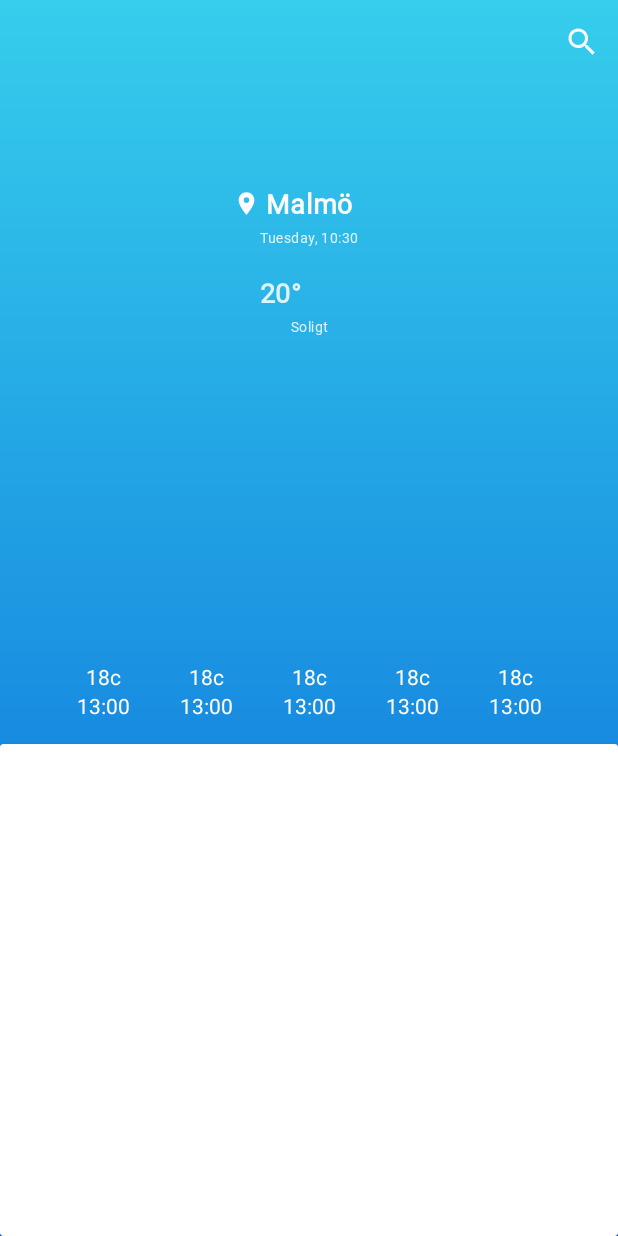
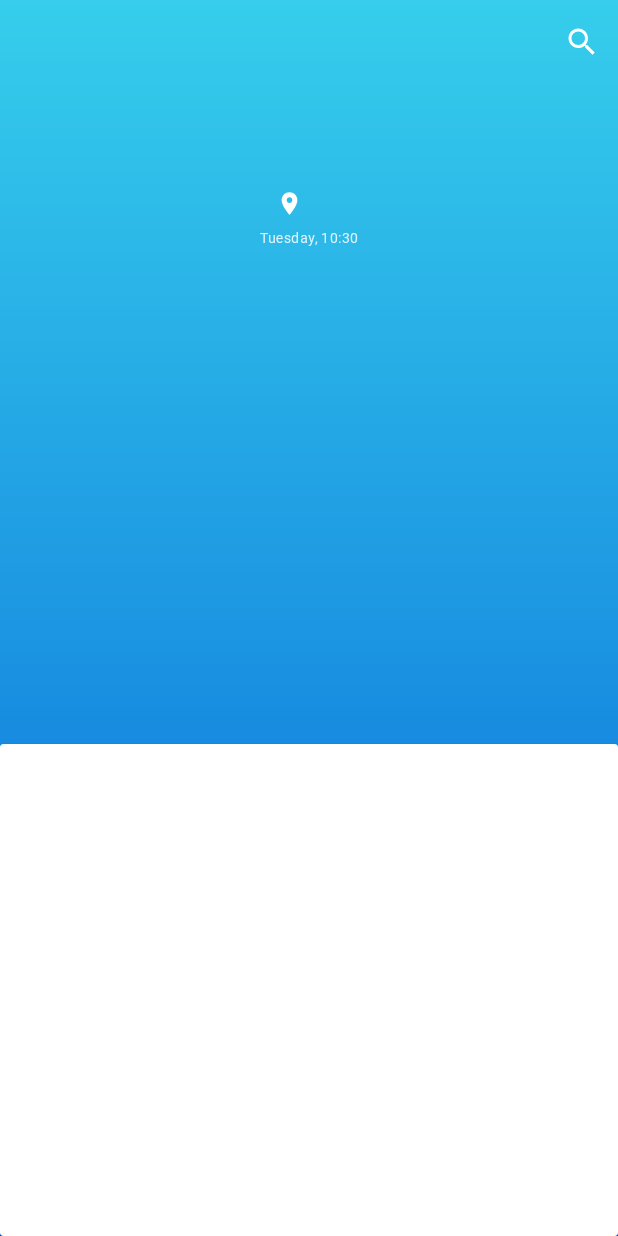
Before and after one commit to MrBenjoo/WeatherApp, an Android app: the DayWeatherFragment screen opened through its navigation route, on a phone screen of 412 x 824 dp. Run offline under Robolectric (Android 15) with nearby library versions, the phone set to English and light mode, and no system bars; libraries missing offline, so code that uses them is left out: com.androidadvance.topsnackbar; 3 statements that could not run were skipped.

Commit message:
style(layout): change to tools:text

```diff
--- a/app/src/main/res/layout/fragment_day_weather.xml
+++ b/app/src/main/res/layout/fragment_day_weather.xml
@@ -11,7 +11,7 @@
         android:id="@+id/tv_day_weather_city"
         android:layout_width="wrap_content"
         android:layout_height="wrap_content"
-        android:text="Malmö"
+        tools:text="Malmö"
         android:textColor="@color/colorPrimary"
         android:textAppearance="@style/CustomTextAppearance.MaterialComponents.Headline6"
         app:layout_constraintEnd_toEndOf="parent"
@@ -23,7 +23,7 @@
         android:layout_width="wrap_content"
         android:layout_height="wrap_content"
         android:layout_marginTop="@dimen/margin_4"
-        android:text="Torsdag, 13:00"
+        tools:text="Torsdag, 13:00"
         android:textColor="@color/colorPrimaryTransparency"
         android:textAppearance="@style/CustomTextAppearance.SecondaryText.Body2"
         app:layout_constraintEnd_toEndOf="@+id/tv_day_weather_city"
@@ -35,7 +35,7 @@
         android:layout_width="wrap_content"
         android:layout_height="wrap_content"
         android:layout_marginTop="@dimen/margin_18"
-        android:text="20°"
+        tools:text="20°"
         android:textColor="@color/colorPrimaryTransparency"
         android:textAppearance="@style/CustomTextAppearance.MaterialComponents.Headline6"
         app:layout_constraintStart_toStartOf="@+id/tv_weather_day_time"
@@ -46,7 +46,7 @@
         android:layout_width="wrap_content"
         android:layout_height="wrap_content"
         android:layout_marginTop="@dimen/margin_4"
-        android:text="Soligt"
+        tools:text="Soligt"
         android:textColor="@color/colorPrimaryTransparency"
         android:textAppearance="@style/CustomTextAppearance.SecondaryText.Body2"
         app:layout_constraintEnd_toEndOf="@+id/img_day_weather_symbol"
@@ -176,7 +176,7 @@
         android:id="@+id/tv_day_weather_lottie_temp_1"
         android:layout_width="wrap_content"
         android:layout_height="wrap_content"
-        android:text="18c"
+        tools:text="18c"
         android:textColor="@color/colorPrimary"
         app:layout_constraintBottom_toTopOf="@+id/tv_day_weather_lottie_time_1"
         app:layout_constraintEnd_toEndOf="@+id/lottie_day_weather_1"
@@ -187,7 +187,7 @@
         android:layout_width="wrap_content"
         android:layout_height="wrap_content"
         android:textColor="@color/colorPrimary"
-        android:text="18c"
+        tools:text="18c"
         app:layout_constraintEnd_toEndOf="@+id/lottie_day_weather_2"
         app:layout_constraintStart_toStartOf="@+id/lottie_day_weather_2"
         app:layout_constraintTop_toTopOf="@+id/tv_day_weather_lottie_temp_1" />
@@ -195,7 +195,7 @@
     <TextView
         android:id="@+id/tv_day_weather_lottie_temp_3"
         android:layout_width="wrap_content"
-        android:text="18c"
+        tools:text="18c"
         android:textColor="@color/colorPrimary"
         android:layout_height="wrap_content"
         app:layout_constraintEnd_toEndOf="@+id/lottie_day_weather_3"
@@ -206,7 +206,7 @@
         android:id="@+id/tv_day_weather_lottie_temp_4"
         android:layout_width="wrap_content"
         android:textColor="@color/colorPrimary"
-        android:text="18c"
+        tools:text="18c"
         android:layout_height="wrap_content"
         app:layout_constraintEnd_toEndOf="@+id/lottie_day_weather_4"
         app:layout_constraintStart_toStartOf="@+id/lottie_day_weather_4"
@@ -215,7 +215,7 @@
     <TextView
         android:id="@+id/tv_day_weather_lottie_temp_5"
         android:layout_width="wrap_content"
-        android:text="18c"
+        tools:text="18c"
         android:textColor="@color/colorPrimary"
         android:layout_height="wrap_content"
         app:layout_constraintEnd_toEndOf="@+id/lottie_day_weather_5"
@@ -225,7 +225,7 @@
     <TextView
         android:id="@+id/tv_day_weather_lottie_time_1"
         android:layout_width="wrap_content"
-        android:text="13:00"
+        tools:text="13:00"
         android:textColor="@color/colorPrimary"
         android:layout_height="wrap_content"
         android:layout_marginBottom="16dp"
@@ -236,7 +236,7 @@
     <TextView
         android:id="@+id/tv_day_weather_lottie_time_2"
         android:layout_width="wrap_content"
-        android:text="13:00"
+        tools:text="13:00"
         android:textColor="@color/colorPrimary"
         android:layout_height="wrap_content"
         app:layout_constraintEnd_toEndOf="@+id/tv_day_weather_lottie_temp_2"
@@ -246,7 +246,7 @@
     <TextView
         android:id="@+id/tv_day_weather_lottie_time_3"
         android:layout_width="wrap_content"
-        android:text="13:00"
+        tools:text="13:00"
         android:textColor="@color/colorPrimary"
         android:layout_height="wrap_content"
         app:layout_constraintEnd_toEndOf="@+id/tv_day_weather_lottie_temp_3"
@@ -256,7 +256,7 @@
     <TextView
         android:id="@+id/tv_day_weather_lottie_time_4"
         android:layout_width="wrap_content"
-        android:text="13:00"
+        tools:text="13:00"
         android:textColor="@color/colorPrimary"
         android:layout_height="wrap_content"
         app:layout_constraintEnd_toEndOf="@+id/tv_day_weather_lottie_temp_4"
@@ -266,7 +266,7 @@
     <TextView
         android:id="@+id/tv_day_weather_lottie_time_5"
         android:layout_width="wrap_content"
-        android:text="13:00"
+        tools:text="13:00"
         android:textColor="@color/colorPrimary"
         android:layout_height="wrap_content"
         app:layout_constraintEnd_toEndOf="@+id/tv_day_weather_lottie_temp_5"
```
